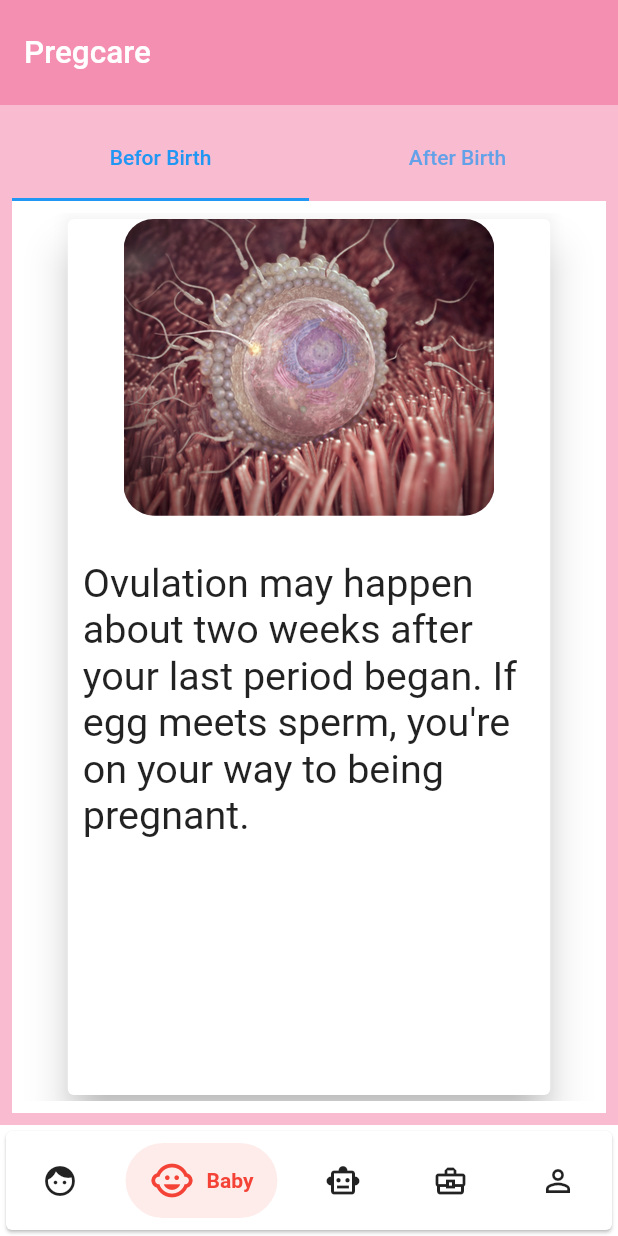
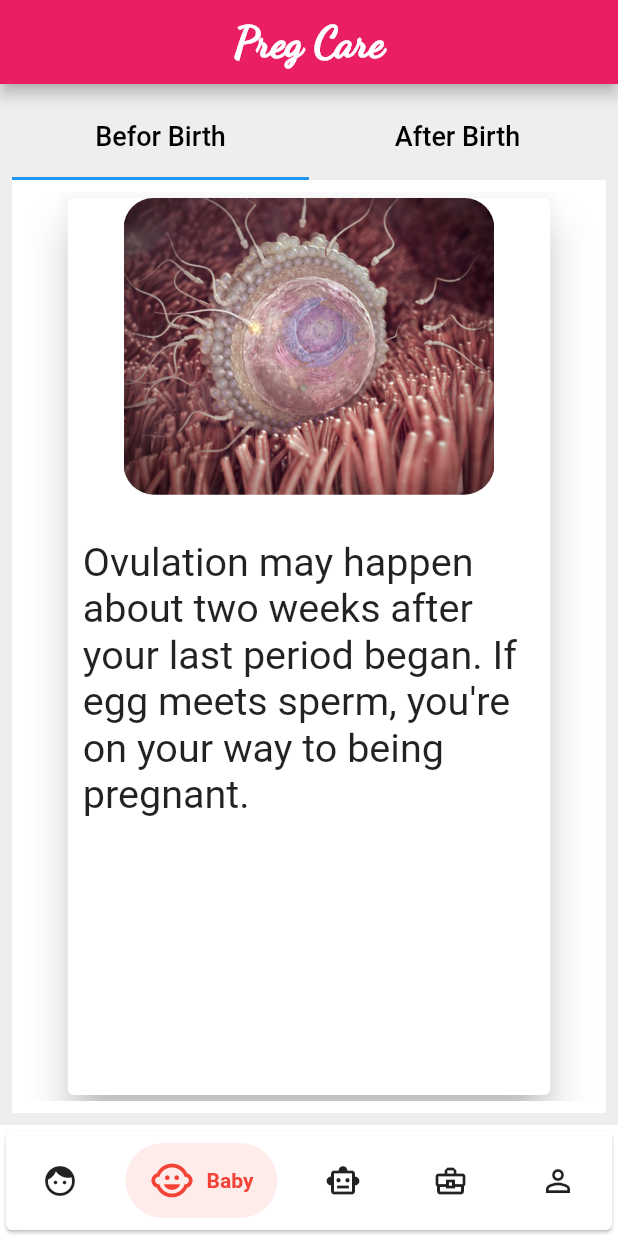
Before and after one commit to shree-10/Pregcare, a Flutter app: the screen it shows after launch, item 2 of the bottom bar chosen, on a phone screen of 412 x 824 dp. Run offline on Flutter 3.47's test engine with Material 2 defaults, Android fonts, the phone set to English and light mode, and no system bars; drawn by our look-alikes of contained_tab_bar_view, salomon_bottom_bar, scroll_snap_list; our stand-ins replace google_fonts.

Commit message:
changes in tools and baby

```diff
--- a/lib/baby/baby_main.dart
+++ b/lib/baby/baby_main.dart
@@ -1,5 +1,6 @@
 import 'package:contained_tab_bar_view/contained_tab_bar_view.dart';
 import 'package:flutter/material.dart';
+import 'package:google_fonts/google_fonts.dart';
 import 'package:pregcare/baby/bbirth.dart';
 import 'package:pregcare/baby/abirth.dart';
 
@@ -15,26 +16,36 @@ class Baby extends StatelessWidget {
     return DefaultTabController(
       length: 4,
       child: Scaffold(
-        appBar: PreferredSize(
-          preferredSize: Size.fromHeight(70),
-          child: AppBar(
-            elevation: 0,
-            title: Padding(
-              padding: EdgeInsets.only(top: 15),
-              child: Text(
-                "Pregcare",
-                style: TextStyle(fontSize: 21),
-              ),
-            ),
+        appBar: AppBar(
+        backgroundColor: Colors.pink,
+        // center might be temporarily here
+        // You should remove center if you want to add the drawer in this page
+        title: Center(
+          child: Text(
+            "Preg Care",
+            style: GoogleFonts.dancingScript(
+                fontWeight: FontWeight.w900, fontSize: 28, color: Colors.white),
           ),
-         ),
+        ),
+      ),
             body: Container(
              padding: const EdgeInsets.all(8.0),
-             color: Colors.pink[100],
+             color: Color.fromARGB(255, 238, 238, 238),
               child: ContainedTabBarView(
                      tabs: [
-                        Text('Befor Birth'),
-                        Text('After Birth'),
+                      Container(
+                      child: Text(
+                        'Befor Birth',
+                        style: TextStyle(fontSize: 18, color: Colors.black),
+                      ),
+                      ),
+                        Container(
+                      child: Text(
+                        'After Birth',
+                        style: TextStyle(fontSize: 18, color: Colors.black),
+                      ),
+                      ),
+
                       ],
                    views: [
                           bbirth(),
```
Also changed, not shown: lib/baby/abirth.dart (+22 -2 lines), lib/tools/tools_main.dart (+21 -13 lines), assets/images/doctor.png (deleted), assets/images/doctor1.png (added), assets/images/location_t.png (added).
